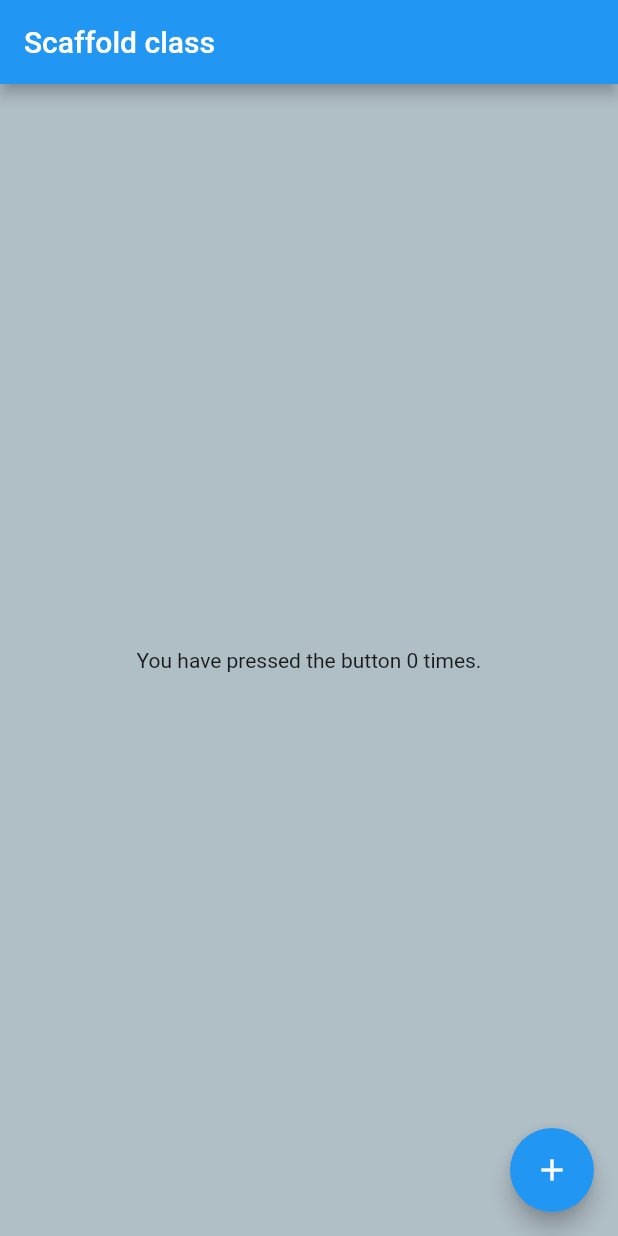
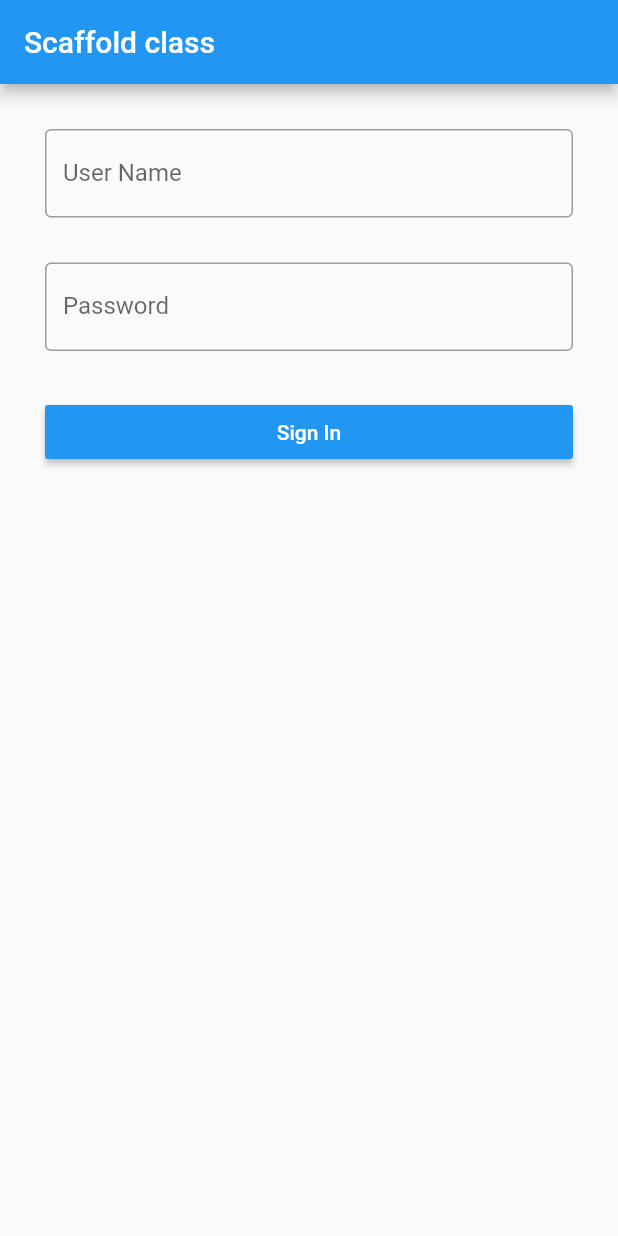
Before and after one commit to loveleenkaurnancy/flutter_app, a Flutter app: the screen it shows after launch, on a phone screen of 412 x 824 dp. Run offline on Flutter 3.47's test engine with Material 2 defaults, Android fonts, the phone set to English and light mode, and no system bars.

Commit message:
Login Screen-I

```diff
--- a/lib/main.dart
+++ b/lib/main.dart
@@ -36,13 +36,43 @@ class _MyStatefulWidgetState extends State<MyStatefulWidget> {
       appBar: AppBar(
         title: const Text('Scaffold class'),
       ),
-      body: Center(child: Text('You have pressed the button $_count times.')),
-      backgroundColor: Colors.blueGrey.shade200,
-      floatingActionButton: FloatingActionButton(
-        onPressed: () => setState(() => _count++),
-        tooltip: 'Increment Counter',
-        child: const Icon(Icons.add),
-      ),
+        body: Padding(
+            padding: EdgeInsets.all(15),
+            child: Column(
+              children: <Widget>[
+                Padding(
+                  padding: EdgeInsets.all(15),
+                  child: TextField(
+                    decoration: InputDecoration(
+                      border: OutlineInputBorder(),
+                      labelText: 'User Name',
+                      hintText: 'Enter Your Name',
+                    ),
+                  ),
+                ),
+                Padding(
+                  padding: EdgeInsets.all(15),
+                  child: TextField(
+                    obscureText: true,
+                    decoration: InputDecoration(
+                      border: OutlineInputBorder(),
+                      labelText: 'Password',
+                      hintText: 'Enter Password',
+                    ),
+                  ),
+                ),
+                Padding(
+                  padding: EdgeInsets.all(15),
+                  child: MaterialButton(
+                    minWidth: double.infinity,
+                    textColor: Colors.white,
+                    color: Colors.blue,
+                    child: Text('Sign In'),
+                    onPressed: (){},
+                ),),
+              ],
+            )
+        )
     );
   }
 }
```
